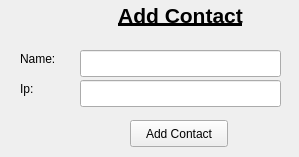
Qt form Linpop/addcontactwindow.ui (BAKFR/linpop) before a commit.
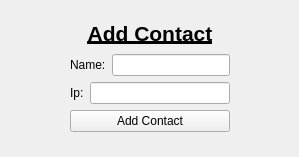
The same form after that commit.

Commit message: Adding layouts to graphics interface (resize windows is now enabled)

The edit to the form file:
```diff
--- a/Linpop/addcontactwindow.ui
+++ b/Linpop/addcontactwindow.ui
@@ -14,80 +14,63 @@
    <string>MainWindow</string>
   </property>
   <widget class="QWidget" name="centralwidget">
-   <widget class="QLabel" name="label">
+   <widget class="QWidget" name="verticalLayoutWidget">
     <property name="geometry">
      <rect>
       <x>70</x>
-      <y>0</y>
-      <width>221</width>
-      <height>31</height>
+      <y>20</y>
+      <width>160</width>
+      <height>112</height>
      </rect>
     </property>
+    <layout class="QVBoxLayout" name="verticalLayout">
+     <item>
+      <widget class="QLabel" name="label">
     <property name="text">
      <string>&lt;html&gt;&lt;head/&gt;&lt;body&gt;&lt;p align=&quot;center&quot;&gt;&lt;span style=&quot; font-size:16pt; font-weight:600; text-decoration: underline;&quot;&gt;Add Contact&lt;/span&gt;&lt;/p&gt;&lt;/body&gt;&lt;/html&gt;</string>
     </property>
    </widget>
+     </item>
+     <item>
+      <layout class="QHBoxLayout" name="horizontalLayout">
+       <item>
    <widget class="QLabel" name="label_2">
-    <property name="geometry">
-     <rect>
-      <x>20</x>
-      <y>50</y>
-      <width>66</width>
-      <height>17</height>
-     </rect>
-    </property>
     <property name="text">
      <string>Name:</string>
     </property>
    </widget>
-   <widget class="QLabel" name="label_3">
-    <property name="geometry">
-     <rect>
-      <x>20</x>
-      <y>80</y>
-      <width>66</width>
-      <height>17</height>
-     </rect>
-    </property>
-    <property name="text">
-     <string>Ip:</string>
-    </property>
-   </widget>
+       </item>
+       <item>
    <widget class="QLineEdit" name="user_name">
-    <property name="geometry">
-     <rect>
-      <x>80</x>
-      <y>50</y>
-      <width>201</width>
-      <height>27</height>
-     </rect>
-    </property>
     <property name="text">
      <string/>
     </property>
    </widget>
-   <widget class="QLineEdit" name="ip">
-    <property name="geometry">
-     <rect>
-      <x>80</x>
-      <y>80</y>
-      <width>201</width>
-      <height>27</height>
-     </rect>
-    </property>
-   </widget>
+       </item>
+      </layout>
+     </item>
+     <item>
+      <layout class="QHBoxLayout" name="horizontalLayout_2">
+       <item>
+        <widget class="QLabel" name="label_3">
+         <property name="text">
+          <string>Ip:</string>
+         </property>
+        </widget>
+       </item>
+       <item>
+        <widget class="QLineEdit" name="ip"/>
+       </item>
+      </layout>
+     </item>
+     <item>
    <widget class="QPushButton" name="addContact">
-    <property name="geometry">
-     <rect>
-      <x>130</x>
-      <y>120</y>
-      <width>98</width>
-      <height>27</height>
-     </rect>
-    </property>
     <property name="text">
      <string>Add Contact</string>
     </property>
+      </widget>
+     </item>
+    </layout>
    </widget>
   </widget>
  </widget>
```
Lines whose indentation alone changed are shown as unchanged. The commit also changes 8 other files.
